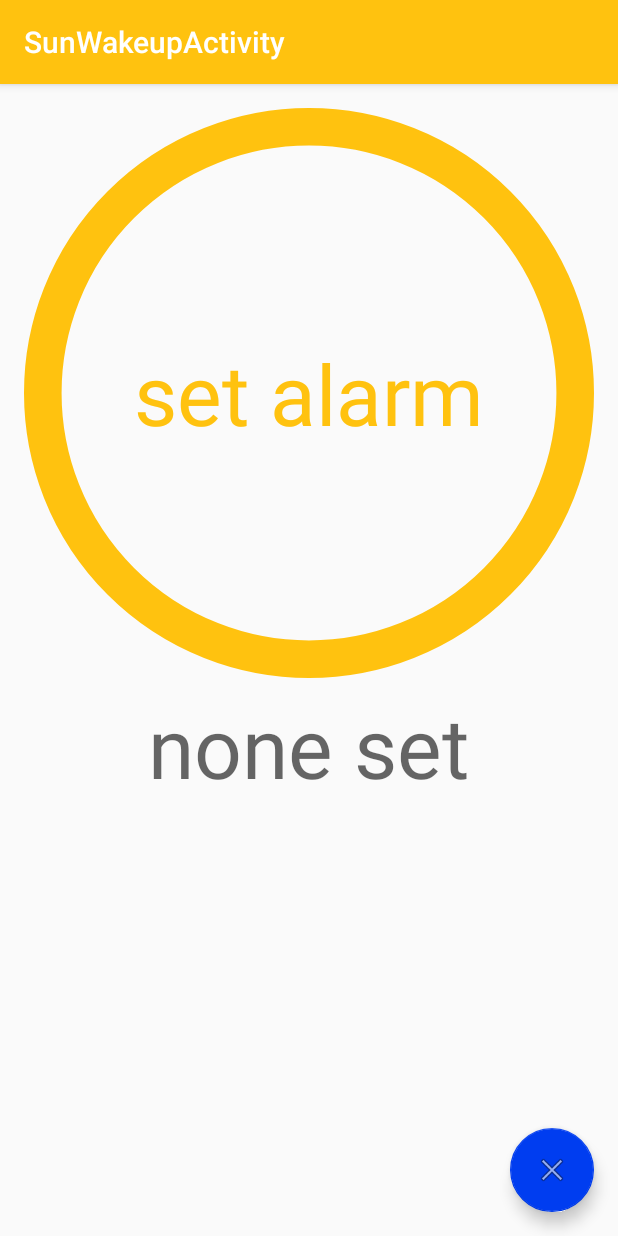
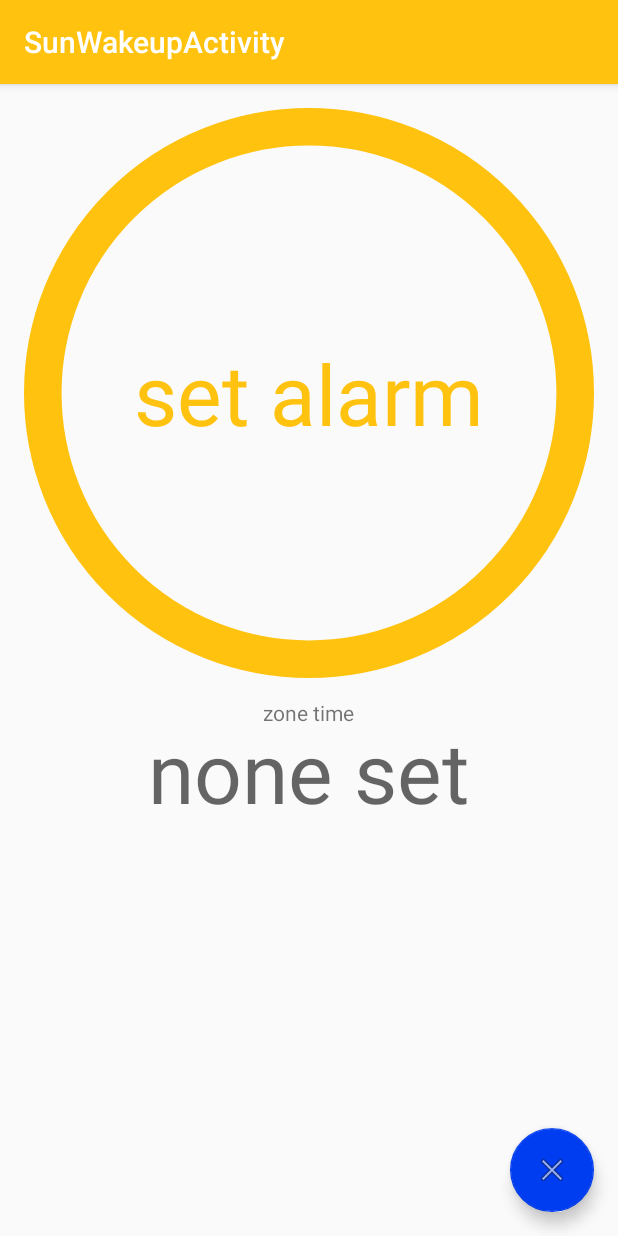
Before and after one commit to kreikenbaum/suntime-app, an Android app: the SunWakeupActivity screen opened directly, with no data from a screen before it, on a phone screen of 412 x 824 dp. Run offline under Robolectric (Android 15) with nearby library versions, the phone set to English and light mode, and no system bars; libraries missing offline, so code that uses them is left out: javax.json; 4 statements that could not run were skipped.

Commit message:
(refactor) single-line style was used multiple times

```diff
--- a/app/src/main/res/layout/content_sun_wakeup.xml
+++ b/app/src/main/res/layout/content_sun_wakeup.xml
@@ -46,20 +46,26 @@
 
     </FrameLayout>
 
-
+    <TextView
+        android:layout_width="wrap_content"
+        android:layout_height="wrap_content"
+        android:text="@string/zone_time"
+        android:layout_gravity="center_horizontal"
+        android:layout_marginTop="@dimen/margin"
+        style="@style/SingleLine"
+        />
     <TextView
         android:id="@+id/tv_zone_time"
+        style="@style/SingleLine"
         android:layout_width="wrap_content"
         android:layout_height="0dp"
-        android:layout_margin="8dp"
+        android:layout_gravity="center_horizontal"
+        android:layout_marginTop="0dp"
         android:layout_weight="1"
+        android:text="@string/wakeup_zonetime_unset"
         android:textAppearance="@style/TextAppearance.AppCompat.Display3"
-        app:layout_constraintBottom_toBottomOf="parent"
-        app:layout_constraintEnd_toEndOf="parent"
-        app:layout_constraintStart_toStartOf="parent"
-        app:layout_constraintTop_toBottomOf="@+id/alarm_button_ensemble"
         tools:text="15:32"
-        android:layout_gravity="center_horizontal"
-        android:text="@string/wakeup_zonetime_unset"/>
+        />
+
 
 </LinearLayout>
--- a/app/src/main/res/layout/sun_time_widget.xml
+++ b/app/src/main/res/layout/sun_time_widget.xml
@@ -20,9 +20,7 @@
         android:layout_gravity="center_horizontal"
         android:format24Hour="HH"
         android:paddingTop="2dp"
-        android:lineSpacingExtra="0dp"
-        android:lineSpacingMultiplier="0"
-        android:includeFontPadding="false"
+        style="@style/SingleLine"
         />
 
     <TextClock
@@ -34,9 +32,7 @@
         tools:text="52"
         android:layout_gravity="center_horizontal"
         android:format24Hour="mm"
-        android:lineSpacingExtra="0dp"
-        android:lineSpacingMultiplier="0"
-        android:includeFontPadding="false"
+        style="@style/SingleLine"
         />
 
 </LinearLayout>
--- a/app/src/main/res/values/strings.xml
+++ b/app/src/main/res/values/strings.xml
@@ -11,4 +11,5 @@
     <string name="alarm_clock_image">alarm clock</string>
     <string name="click_to_set_alarm">click to set alarm</string>
     <string name="click_to_clear_alarm">click to clear alarm</string>
+    <string name="zone_time">zone time</string>
 </resources>
--- a/app/src/main/res/values/styles.xml
+++ b/app/src/main/res/values/styles.xml
@@ -17,4 +17,10 @@
 
     <style name="AppTheme.PopupOverlay" parent="ThemeOverlay.AppCompat.Light" />
 
+    <style name="SingleLine">
+        <item name="android:lineSpacingExtra">0dp</item>
+        <item name="android:lineSpacingMultiplier">0</item>
+        <item name="android:includeFontPadding">false</item>
+    </style>
+
 </resources>
```
Also changed, not shown: 2 other files.
